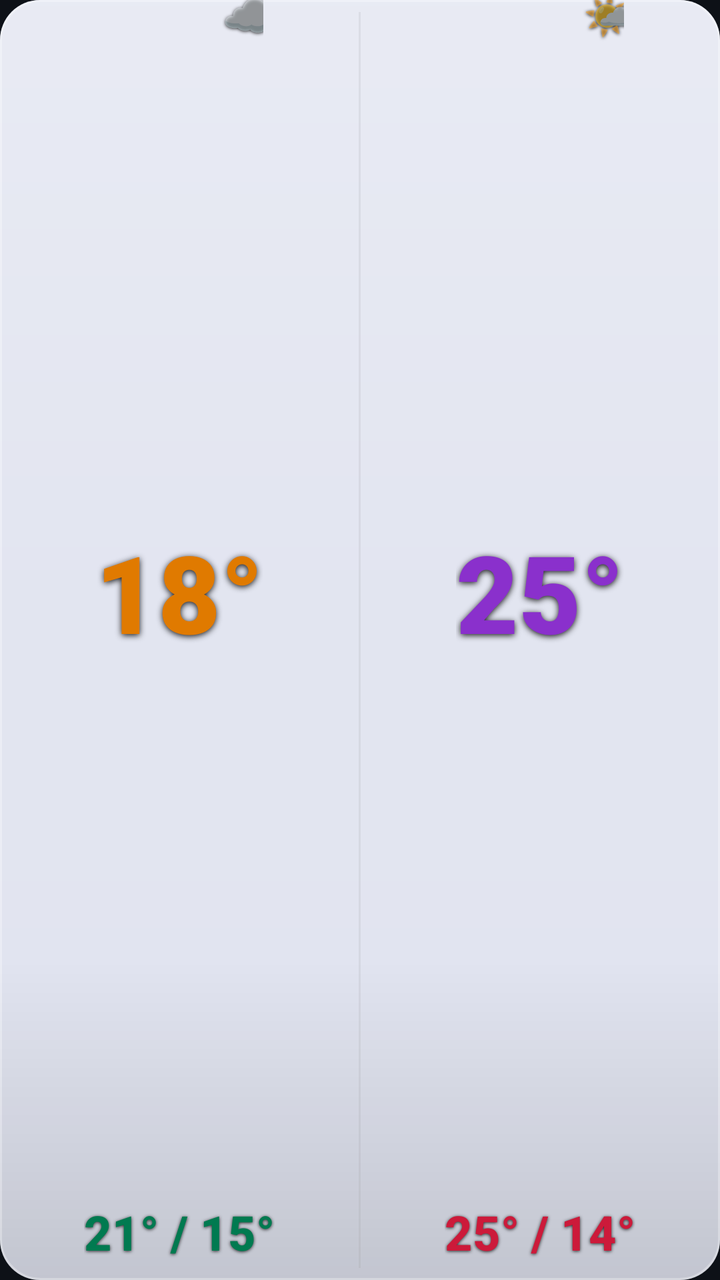
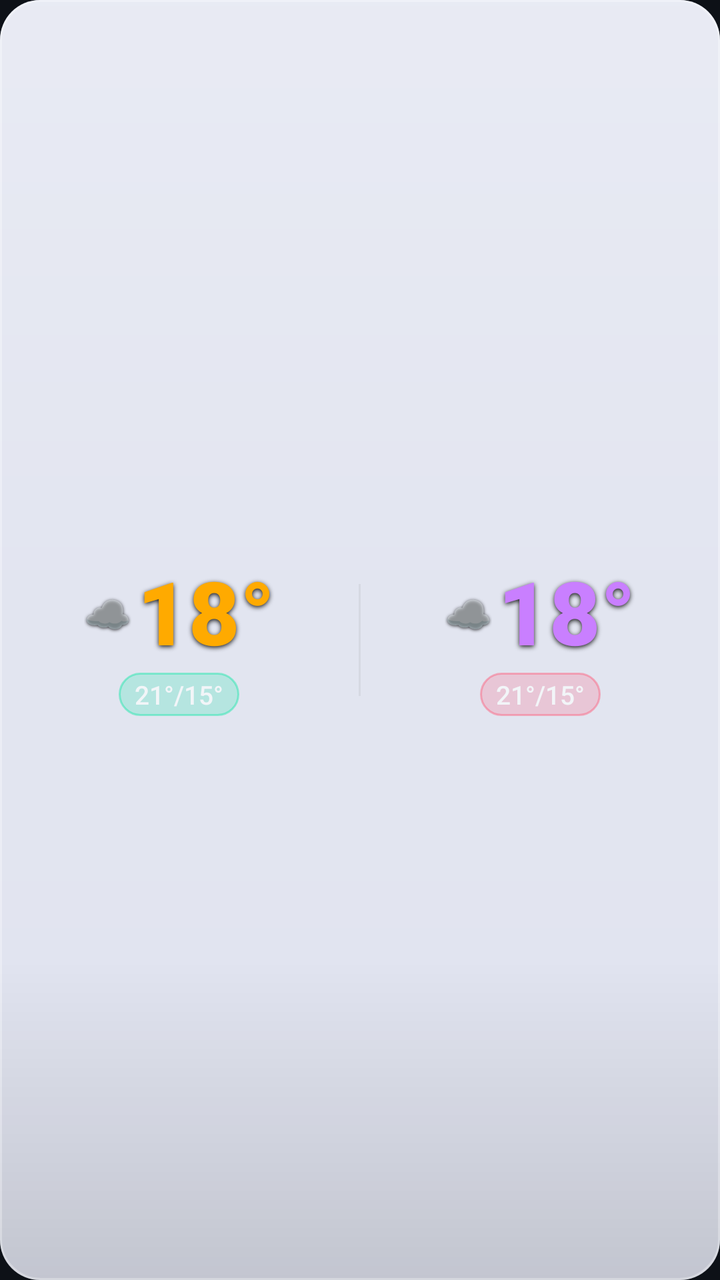

An Android layout rendered at two revisions. The XML below is the earlier revision; the diff shows what the commit changed to produce the second picture.
<!-- AndroidManifest.xml: application theme Theme.Weather28 -->
<!-- res/layout/widget_light_s.xml -->
<?xml version="1.0" encoding="utf-8"?>
<LinearLayout xmlns:android="http://schemas.android.com/apk/res/android"
    android:id="@+id/widget_root"
    android:layout_width="match_parent"
    android:layout_height="match_parent"
    android:orientation="vertical"
    android:background="@drawable/widget_bg_light">


    <LinearLayout
        android:layout_width="match_parent"
        android:layout_height="0dp"
        android:layout_weight="1"
        android:orientation="horizontal">

        
        <LinearLayout
            android:layout_width="0dp"
            android:layout_height="match_parent"
            android:layout_weight="1"
            android:orientation="vertical"
            android:gravity="center_horizontal"
            android:paddingStart="6dp"
            android:paddingEnd="6dp"
            android:paddingBottom="8dp">

            <FrameLayout
                android:layout_width="wrap_content"
                android:layout_height="0dp"
                android:layout_weight="1">

                <TextView
                    android:id="@+id/today_temp"
                    android:layout_width="wrap_content"
                    android:layout_height="wrap_content"
                    android:layout_gravity="center"
                    android:text="18°"
                    android:textColor="#e07a00"
                    android:textSize="54sp"
                    android:fontFamily="sans-serif-black"
                    android:includeFontPadding="false"
                    android:gravity="center"
                    android:shadowColor="#e6000000" android:shadowDx="0" android:shadowDy="2" android:shadowRadius="7"/>

                <TextView
                    android:id="@+id/today_icon"
                    android:layout_width="wrap_content"
                    android:layout_height="wrap_content"
                    android:layout_gravity="top|end"
                    android:layout_marginTop="-5dp"
                    android:layout_marginEnd="-7dp"
                    android:text="☁️"
                    android:textSize="22sp"
                    android:includeFontPadding="false"
                    android:gravity="center"
                    android:shadowColor="#cc000000" android:shadowDx="0" android:shadowDy="1" android:shadowRadius="4"/>
            </FrameLayout>

            <TextView
                android:id="@+id/today_minmax"
                android:layout_width="wrap_content"
                android:layout_height="wrap_content"
                android:text="21° / 15°"
                android:textColor="#007a50"
                android:textSize="24sp"
                android:fontFamily="sans-serif-medium"
                android:textStyle="bold"
                android:layout_marginTop="2dp"
                android:shadowColor="#cc000000" android:shadowDx="0" android:shadowDy="1" android:shadowRadius="4"/>
        </LinearLayout>

        <TextView
            android:layout_width="1dp"
            android:layout_height="match_parent"
            android:background="#22888888"
            android:layout_marginTop="6dp"
            android:layout_marginBottom="6dp"
            android:text=""/>

        
        <LinearLayout
            android:layout_width="0dp"
            android:layout_height="match_parent"
            android:layout_weight="1"
            android:orientation="vertical"
            android:gravity="center_horizontal"
            android:paddingStart="6dp"
            android:paddingEnd="6dp"
            android:paddingBottom="8dp">

            <FrameLayout
                android:layout_width="wrap_content"
                android:layout_height="0dp"
                android:layout_weight="1">

                <TextView
                    android:id="@+id/tomorrow_temp"
                    android:layout_width="wrap_content"
                    android:layout_height="wrap_content"
                    android:layout_gravity="center"
                    android:text="25°"
                    android:textColor="#8a30cc"
                    android:textSize="54sp"
                    android:fontFamily="sans-serif-black"
                    android:includeFontPadding="false"
                    android:gravity="center"
                    android:shadowColor="#e6000000" android:shadowDx="0" android:shadowDy="2" android:shadowRadius="7"/>

                <TextView
                    android:id="@+id/tomorrow_icon"
                    android:layout_width="wrap_content"
                    android:layout_height="wrap_content"
                    android:layout_gravity="top|end"
                    android:layout_marginTop="-5dp"
                    android:layout_marginEnd="-7dp"
                    android:text="🌤️"
                    android:textSize="22sp"
                    android:includeFontPadding="false"
                    android:gravity="center"
                    android:shadowColor="#cc000000" android:shadowDx="0" android:shadowDy="1" android:shadowRadius="4"/>
            </FrameLayout>

            <TextView
                android:id="@+id/tomorrow_minmax"
                android:layout_width="wrap_content"
                android:layout_height="wrap_content"
                android:text="25° / 14°"
                android:textColor="#cc1a3a"
                android:textSize="24sp"
                android:fontFamily="sans-serif-medium"
                android:textStyle="bold"
                android:layout_marginTop="2dp"
                android:shadowColor="#cc000000" android:shadowDx="0" android:shadowDy="1" android:shadowRadius="4"/>
        </LinearLayout>
    </LinearLayout>

    <TextView android:id="@+id/widget_refresh" android:layout_width="0dp" android:layout_height="0dp" android:visibility="gone"/>
    <TextView android:id="@+id/today_desc"    android:layout_width="0dp" android:layout_height="0dp" android:visibility="gone"/>
    <TextView android:id="@+id/tomorrow_desc" android:layout_width="0dp" android:layout_height="0dp" android:visibility="gone"/>
    <TextView android:id="@+id/today_icon_bg" android:layout_width="0dp" android:layout_height="0dp" android:visibility="gone"/>
    <TextView android:id="@+id/tomorrow_icon_bg" android:layout_width="0dp" android:layout_height="0dp" android:visibility="gone"/>
    <TextView android:id="@+id/today_rain"    android:layout_width="0dp" android:layout_height="0dp" android:visibility="gone"/>
    <TextView android:id="@+id/today_wind"    android:layout_width="0dp" android:layout_height="0dp" android:visibility="gone"/>
    <TextView android:id="@+id/tomorrow_rain" android:layout_width="0dp" android:layout_height="0dp" android:visibility="gone"/>
    <TextView android:id="@+id/tomorrow_wind" android:layout_width="0dp" android:layout_height="0dp" android:visibility="gone"/>

</LinearLayout>
<!-- resources referenced by this layout -->
<resources>
  <!-- drawable widget_bg_light (drawable) -->
  <?xml version="1.0" encoding="utf-8"?>
  <layer-list xmlns:android="http://schemas.android.com/apk/res/android">
      <item>
          <shape android:shape="rectangle">
              <solid android:color="#EEF0F4FF"/>
              <corners android:radius="20dp"/>
          </shape>
      </item>
      <item>
          <shape android:shape="rectangle">
              <gradient
                  android:type="linear"
                  android:angle="115"
                  android:startColor="#40FFFFFF"
                  android:centerColor="#0FFFFFFF"
                  android:endColor="#00FFFFFF"
                  android:centerY="0.45"/>
              <corners android:radius="20dp"/>
          </shape>
      </item>
      <item>
          <shape android:shape="rectangle">
              <gradient
                  android:type="linear"
                  android:angle="90"
                  android:startColor="#22000000"
                  android:centerColor="#00000000"
                  android:endColor="#00000000"
                  android:centerY="0.25"/>
              <corners android:radius="20dp"/>
          </shape>
      </item>
      <item>
          <shape android:shape="rectangle">
              <stroke android:width="1dp" android:color="#4DFFFFFF"/>
              <corners android:radius="20dp"/>
          </shape>
      </item>
  </layer-list>
  <style name="Theme.Weather28" parent="Theme.MaterialComponents.DayNight.NoActionBar">
          <item name="colorPrimary">#00e5a0</item>
          <item name="colorPrimaryVariant">#4d9fff</item>
          <item name="colorOnPrimary">#0d1117</item>
          <item name="android:windowBackground">#0d1117</item>
          <item name="android:statusBarColor">#0d1117</item>
          <item name="android:navigationBarColor">#0d1117</item>
      </style>
</resources>

<!-- the commit's change to res/layout/widget_light_s.xml (unified diff, before → after) -->
@@ -6,141 +6,142 @@
     android:orientation="vertical"
     android:background="@drawable/widget_bg_light">
 
-
     <LinearLayout
         android:layout_width="match_parent"
         android:layout_height="0dp"
         android:layout_weight="1"
-        android:orientation="horizontal">
+        android:orientation="horizontal"
+        android:gravity="center_vertical">
 
-        
         <LinearLayout
             android:layout_width="0dp"
             android:layout_height="match_parent"
             android:layout_weight="1"
             android:orientation="vertical"
-            android:gravity="center_horizontal"
-            android:paddingStart="6dp"
-            android:paddingEnd="6dp"
-            android:paddingBottom="8dp">
+            android:gravity="center"
+            android:paddingStart="5dp"
+            android:paddingEnd="5dp">
 
-            <FrameLayout
+            <LinearLayout
                 android:layout_width="wrap_content"
-                android:layout_height="0dp"
-                android:layout_weight="1">
+                android:layout_height="wrap_content"
+                android:orientation="horizontal"
+                android:gravity="center_vertical">
+
+                <TextView
+                    android:id="@+id/today_icon"
+                    android:layout_width="wrap_content"
+                    android:layout_height="wrap_content"
+                    android:text="☁️"
+                    android:textSize="19sp"
+                    android:includeFontPadding="false"
+                    android:gravity="center"
+                    android:layout_marginEnd="3dp"
+                    android:shadowColor="#cc000000" android:shadowDx="0" android:shadowDy="1" android:shadowRadius="4"/>
 
                 <TextView
                     android:id="@+id/today_temp"
                     android:layout_width="wrap_content"
                     android:layout_height="wrap_content"
-                    android:layout_gravity="center"
                     android:text="18°"
-                    android:textColor="#e07a00"
-                    android:textSize="54sp"
+                    android:textColor="#ffaa00"
+                    android:textSize="44sp"
                     android:fontFamily="sans-serif-black"
                     android:includeFontPadding="false"
                     android:gravity="center"
-                    android:shadowColor="#e6000000" android:shadowDx="0" android:shadowDy="2" android:shadowRadius="7"/>
-
-                <TextView
-                    android:id="@+id/today_icon"
-                    android:layout_width="wrap_content"
-                    android:layout_height="wrap_content"
-                    android:layout_gravity="top|end"
-                    android:layout_marginTop="-5dp"
-                    android:layout_marginEnd="-7dp"
-                    android:text="☁️"
-                    android:textSize="22sp"
-                    android:includeFontPadding="false"
-                    android:gravity="center"
-                    android:shadowColor="#cc000000" android:shadowDx="0" android:shadowDy="1" android:shadowRadius="4"/>
-            </FrameLayout>
+                    android:shadowColor="#e6000000" android:shadowDx="0" android:shadowDy="2" android:shadowRadius="6"/>
+            </LinearLayout>
 
             <TextView
                 android:id="@+id/today_minmax"
                 android:layout_width="wrap_content"
                 android:layout_height="wrap_content"
-                android:text="21° / 15°"
-                android:textColor="#007a50"
-                android:textSize="24sp"
+                android:text="21°/15°"
+                android:textColor="#f2f5f8"
+                android:textSize="13sp"
                 android:fontFamily="sans-serif-medium"
-                android:textStyle="bold"
-                android:layout_marginTop="2dp"
-                android:shadowColor="#cc000000" android:shadowDx="0" android:shadowDy="1" android:shadowRadius="4"/>
+                android:maxLines="1"
+                android:ellipsize="end"
+                android:background="@drawable/widget_pill_green"
+                android:paddingStart="8dp"
+                android:paddingEnd="8dp"
+                android:paddingTop="2dp"
+                android:paddingBottom="2dp"
+                android:layout_marginTop="3dp"/>
         </LinearLayout>
 
         <TextView
             android:layout_width="1dp"
-            android:layout_height="match_parent"
+            android:layout_height="56dp"
             android:background="#22888888"
-            android:layout_marginTop="6dp"
-            android:layout_marginBottom="6dp"
             android:text=""/>
 
-        
         <LinearLayout
             android:layout_width="0dp"
             android:layout_height="match_parent"
             android:layout_weight="1"
             android:orientation="vertical"
-            android:gravity="center_horizontal"
-            android:paddingStart="6dp"
-            android:paddingEnd="6dp"
-            android:paddingBottom="8dp">
+            android:gravity="center"
+            android:paddingStart="5dp"
+            android:paddingEnd="5dp">
 
-            <FrameLayout
+            <LinearLayout
                 android:layout_width="wrap_content"
-                android:layout_height="0dp"
-                android:layout_weight="1">
+                android:layout_height="wrap_content"
+                android:orientation="horizontal"
+                android:gravity="center_vertical">
+
+                <TextView
+                    android:id="@+id/tomorrow_icon"
+                    android:layout_width="wrap_content"
+                    android:layout_height="wrap_content"
+                    android:text="☁️"
+                    android:textSize="19sp"
+                    android:includeFontPadding="false"
+                    android:gravity="center"
+                    android:layout_marginEnd="3dp"
+                    android:shadowColor="#cc000000" android:shadowDx="0" android:shadowDy="1" android:shadowRadius="4"/>
 
                 <TextView
                     android:id="@+id/tomorrow_temp"
                     android:layout_width="wrap_content"
                     android:layout_height="wrap_content"
-                    android:layout_gravity="center"
-                    android:text="25°"
-                    android:textColor="#8a30cc"
-                    android:textSize="54sp"
+                    android:text="18°"
+                    android:textColor="#c97fff"
+                    android:textSize="44sp"
                     android:fontFamily="sans-serif-black"
                     android:includeFontPadding="false"
                     android:gravity="center"
-                    android:shadowColor="#e6000000" android:shadowDx="0" android:shadowDy="2" android:shadowRadius="7"/>
-
-                <TextView
-                    android:id="@+id/tomorrow_icon"
-                    android:layout_width="wrap_content"
-                    android:layout_height="wrap_content"
-                    android:layout_gravity="top|end"
-                    android:layout_marginTop="-5dp"
-                    android:layout_marginEnd="-7dp"
-                    android:text="🌤️"
-                    android:textSize="22sp"
-                    android:includeFontPadding="false"
-                    android:gravity="center"
-                    android:shadowColor="#cc000000" android:shadowDx="0" android:shadowDy="1" android:shadowRadius="4"/>
-            </FrameLayout>
+                    android:shadowColor="#e6000000" android:shadowDx="0" android:shadowDy="2" android:shadowRadius="6"/>
+            </LinearLayout>
 
             <TextView
                 android:id="@+id/tomorrow_minmax"
                 android:layout_width="wrap_content"
                 android:layout_height="wrap_content"
-                android:text="25° / 14°"
-                android:textColor="#cc1a3a"
-                android:textSize="24sp"
+                android:text="21°/15°"
+                android:textColor="#f2f5f8"
+                android:textSize="13sp"
                 android:fontFamily="sans-serif-medium"
-                android:textStyle="bold"
-                android:layout_marginTop="2dp"
-                android:shadowColor="#cc000000" android:shadowDx="0" android:shadowDy="1" android:shadowRadius="4"/>
+                android:maxLines="1"
+                android:ellipsize="end"
+                android:background="@drawable/widget_pill_pink"
+                android:paddingStart="8dp"
+                android:paddingEnd="8dp"
+                android:paddingTop="2dp"
+                android:paddingBottom="2dp"
+                android:layout_marginTop="3dp"/>
         </LinearLayout>
+
     </LinearLayout>
 
     <TextView android:id="@+id/widget_refresh" android:layout_width="0dp" android:layout_height="0dp" android:visibility="gone"/>
-    <TextView android:id="@+id/today_desc"    android:layout_width="0dp" android:layout_height="0dp" android:visibility="gone"/>
+    <TextView android:id="@+id/today_desc" android:layout_width="0dp" android:layout_height="0dp" android:visibility="gone"/>
     <TextView android:id="@+id/tomorrow_desc" android:layout_width="0dp" android:layout_height="0dp" android:visibility="gone"/>
     <TextView android:id="@+id/today_icon_bg" android:layout_width="0dp" android:layout_height="0dp" android:visibility="gone"/>
     <TextView android:id="@+id/tomorrow_icon_bg" android:layout_width="0dp" android:layout_height="0dp" android:visibility="gone"/>
-    <TextView android:id="@+id/today_rain"    android:layout_width="0dp" android:layout_height="0dp" android:visibility="gone"/>
-    <TextView android:id="@+id/today_wind"    android:layout_width="0dp" android:layout_height="0dp" android:visibility="gone"/>
+    <TextView android:id="@+id/today_rain" android:layout_width="0dp" android:layout_height="0dp" android:visibility="gone"/>
+    <TextView android:id="@+id/today_wind" android:layout_width="0dp" android:layout_height="0dp" android:visibility="gone"/>
     <TextView android:id="@+id/tomorrow_rain" android:layout_width="0dp" android:layout_height="0dp" android:visibility="gone"/>
     <TextView android:id="@+id/tomorrow_wind" android:layout_width="0dp" android:layout_height="0dp" android:visibility="gone"/>
 
<!-- resource entries referenced after the edit -->
@@ -40,6 +40,20 @@
           </shape>
       </item>
   </layer-list>
+  <!-- drawable widget_pill_green (drawable) -->
+  <?xml version="1.0" encoding="utf-8"?>
+  <shape xmlns:android="http://schemas.android.com/apk/res/android" android:shape="rectangle">
+      <solid android:color="#3300e5a0"/>
+      <stroke android:width="1dp" android:color="#6600e5a0"/>
+      <corners android:radius="20dp"/>
+  </shape>
+  <!-- drawable widget_pill_pink (drawable) -->
+  <?xml version="1.0" encoding="utf-8"?>
+  <shape xmlns:android="http://schemas.android.com/apk/res/android" android:shape="rectangle">
+      <solid android:color="#33ff4d6d"/>
+      <stroke android:width="1dp" android:color="#66ff4d6d"/>
+      <corners android:radius="20dp"/>
+  </shape>
   <style name="Theme.Weather28" parent="Theme.MaterialComponents.DayNight.NoActionBar">
           <item name="colorPrimary">#00e5a0</item>
           <item name="colorPrimaryVariant">#4d9fff</item>
